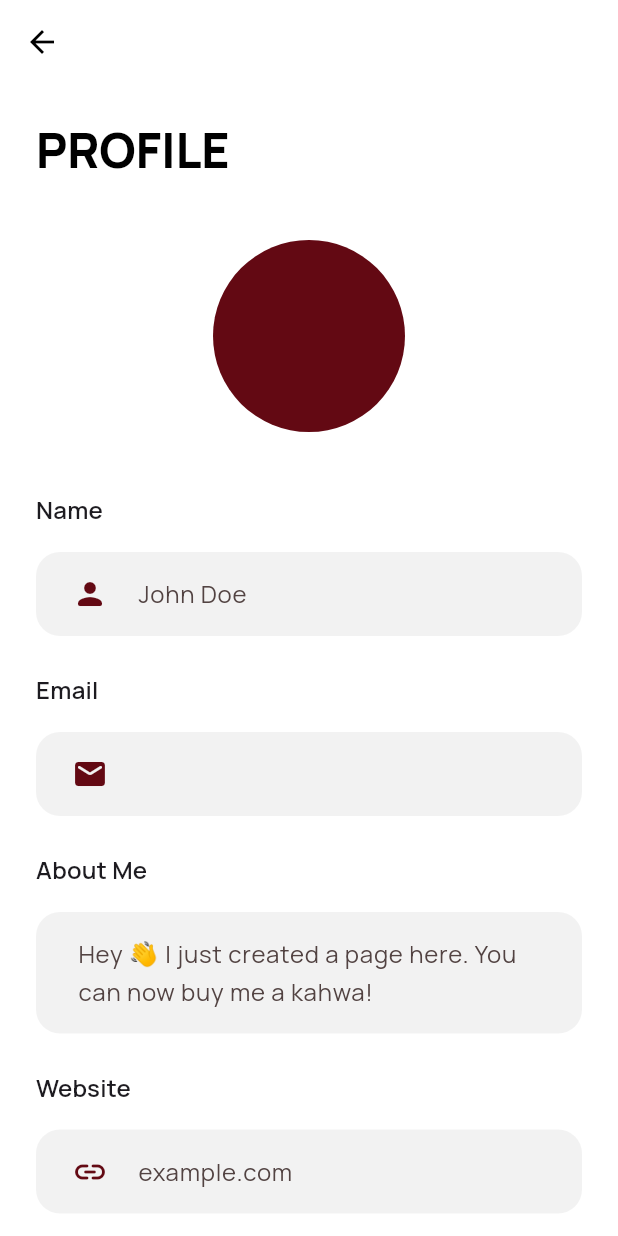
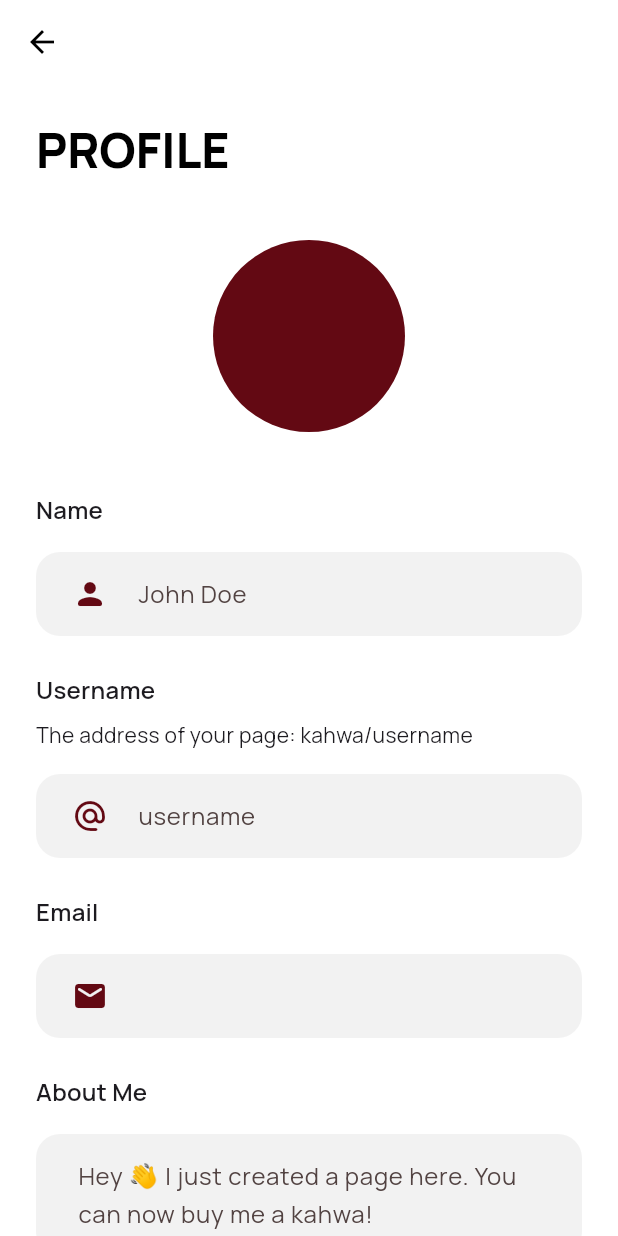
Before and after one commit to georges-ph/kahwa, a Flutter app: the ProfileScreen screen opened by its route, on a phone screen of 412 x 824 dp. Run offline on Flutter 3.47's test engine with Material 3 defaults, Android fonts, the phone set to English and light mode, and no system bars; our stand-ins replace cloud_firestore, firebase_auth, firebase_core, firebase_crashlytics, flutter_svg, go_router and 5 more; accounts and stored records are empty; generated files the repository leaves out were written again.

Commit message:
Make creator pages public, with usernames
- Pages open without an account. "Buy a kahwa" and "Fan" ask
  visitors to sign in, then bring them back
- A creator picks a username and their page opens at /username
- Private donations keep who made them and the message in a
  separate document only the two sides can read
- Emails are no longer stored in user documents
- The address bar follows pages opened inside the app

```diff
--- a/lib/core/config.dart
+++ b/lib/core/config.dart
@@ -16,6 +16,9 @@ abstract final class AppConfig {
     return '';
   }
 
-  /// Link to share for the page of the creator with [creatorId].
-  static String creatorLink(String creatorId) => '$appUrl/c/$creatorId';
+  /// Link to share for the page of a creator: their username when they
+  /// picked one, their id otherwise.
+  static String creatorLink({required String id, String? username}) {
+    return username == null ? '$appUrl/c/$id' : '$appUrl/$username';
+  }
 }
--- a/lib/core/router.dart
+++ b/lib/core/router.dart
@@ -13,6 +13,7 @@ import 'package:kahwa/screens/forgot_password_screen.dart';
 import 'package:kahwa/screens/goal_screen.dart';
 import 'package:kahwa/screens/home_screen.dart';
 import 'package:kahwa/screens/top_up_screen.dart';
+import 'package:kahwa/screens/username_screen.dart';
 import 'package:kahwa/screens/kahwa_price_screen.dart';
 import 'package:kahwa/screens/login_screen.dart';
 import 'package:kahwa/screens/profile_screen.dart';
@@ -38,8 +39,19 @@ abstract final class Routes {
   static String fans(String id) => '/c/$id/fans';
   static String supporters(String id) => '/c/$id/supporters';
 
+  /// The sign in screen, set to open [location] once the user is in.
+  static String signInThen(String location) {
+    return Uri(
+      path: logIn,
+      queryParameters: {_fromParameter: location},
+    ).toString();
+  }
+
   /// Screens that are only reachable while signed out.
   static const _auth = {logIn, forgotPassword};
+
+  /// Route patterns anyone can open without an account: creator pages.
+  static const _public = {'/c/:id', '/:username'};
 }
 
 /// Query parameter holding the page to open once the user has signed in.
@@ -53,7 +65,7 @@ GoRouter createRouter() {
       final isAuthRoute = Routes._auth.contains(state.matchedLocation);
 
       if (!isSignedIn) {
-        if (isAuthRoute) return null;
+        if (isAuthRoute || Routes._public.contains(state.fullPath)) return null;
         final from = state.uri.toString();
         return Uri(
           path: Routes.logIn,
@@ -144,6 +156,12 @@ GoRouter createRouter() {
           ),
         ],
       ),
+      // Last, so every address above wins over a username.
+      GoRoute(
+        path: '/:username',
+        builder: (context, state) =>
+            UsernameScreen(username: state.pathParameters['username']!),
+      ),
     ],
   );
 }
--- a/lib/data/auth_repository.dart
+++ b/lib/data/auth_repository.dart
@@ -66,10 +66,7 @@ class AuthRepository {
     }
 
     final batch = _collections.firestore.batch();
-    batch.set(
-      userDoc,
-      AppUser(id: user.uid, name: name, email: user.email).toMap(),
-    );
+    batch.set(userDoc, AppUser(id: user.uid, name: name).toMap());
     batch.set(
       _collections.kahwaPrices.doc(user.uid),
       const KahwaPrices().toMap(),
--- a/lib/data/collections.dart
+++ b/lib/data/collections.dart
@@ -12,10 +12,12 @@ class Collections {
       firestore.collection('kahwa').doc('AppCollections');
 
   JsonCollection get users => _app.collection('Users');
+  JsonCollection get usernames => _app.collection('Usernames');
   JsonCollection get kahwaPrices => _app.collection('kahwaPrices');
   JsonCollection get balances => _app.collection('Balances');
   JsonCollection get goals => _app.collection('Goals');
   JsonCollection get donations => _app.collection('Donations');
+  JsonCollection get donationDetails => _app.collection('DonationDetails');
   JsonCollection get billingDetails => _app.collection('BillingDetails');
   JsonCollection get withdrawRequests => _app.collection('WithdrawRequests');
   JsonCollection get topUpRequests => _app.collection('TopUpRequests');
--- a/lib/data/user_repository.dart
+++ b/lib/data/user_repository.dart
@@ -42,6 +42,45 @@ class UserRepository {
     });
   }
 
+  /// Id of the creator who owns [username], if anyone does.
+  Future<String?> getUserIdByUsername(String username) async {
+    final document = await _collections.usernames.doc(username).get();
+    return document.data()?['user_id'];
+  }
+
+  /// Gives [userId] the handle [username], releasing [previous] if they had
+  /// one. Pass null to only release it. Returns false when it is taken.
+  Future<bool> setUsername({
+    required String userId,
+    required String? username,
+    required String? previous,
+  }) async {
+    if (username == previous) return true;
+    if (username != null && await getUserIdByUsername(username) != null) {
+      return false;
+    }
+
+    final batch = _collections.firestore.batch();
+    if (previous != null) batch.delete(_collections.usernames.doc(previous));
+    if (username != null) {
+      batch.set(_collections.usernames.doc(username), {'user_id': userId});
+    }
+    batch.update(_collections.users.doc(userId), {
+      'username': username,
+      // Pages are public. Older accounts stored the email here, drop it.
+      'email': FieldValue.delete(),
+    });
+    try {
+      await batch.commit();
+      notifyDataChanged();
+      return true;
+    } on FirebaseException catch (e) {
+      // Someone else took it between the check and the write.
+      if (e.code == 'permission-denied') return false;
+      rethrow;
+    }
+  }
+
   Future<void> updateProfile(AppUser user) async {
     await _auth.currentUser?.updateDisplayName(user.name);
     await _collections.users.doc(user.id).update({
@@ -49,6 +88,8 @@ class UserRepository {
       'about': user.about,
       'website': user.website,
       'color': user.color.name,
+      // Pages are public. Older accounts stored the email here, drop it.
+      'email': FieldValue.delete(),
     });
     notifyDataChanged();
   }
--- a/lib/main.dart
+++ b/lib/main.dart
@@ -5,6 +5,7 @@ import 'package:firebase_crashlytics/firebase_crashlytics.dart';
 import 'package:flutter/foundation.dart';
 import 'package:flutter/material.dart';
 import 'package:flutter_web_plugins/url_strategy.dart';
+import 'package:go_router/go_router.dart';
 import 'package:kahwa/app.dart';
 import 'package:kahwa/core/config.dart';
 import 'package:kahwa/firebase_options.dart';
@@ -12,6 +13,9 @@ import 'package:kahwa/firebase_options.dart';
 void main() async {
   WidgetsFlutterBinding.ensureInitialized();
   usePathUrlStrategy();
+  // Keep the address bar in step with pages opened from inside the app, so
+  // the address of a creator page can be copied and shared.
+  GoRouter.optionURLReflectsImperativeAPIs = true;
   await Firebase.initializeApp(options: DefaultFirebaseOptions.currentPlatform);
 
   if (AppConfig.useEmulators) {
--- a/lib/models/app_user.dart
+++ b/lib/models/app_user.dart
@@ -4,7 +4,7 @@ class AppUser {
   const AppUser({
     required this.id,
     required this.name,
-    this.email,
+    this.username,
     this.image,
     this.about,
     this.website,
@@ -15,7 +15,9 @@ class AppUser {
 
   final String id;
   final String name;
-  final String? email;
+
+  /// Handle the creator picked for the address of their page, if any.
+  final String? username;
   final String? image;
   final String? about;
   final String? website;
@@ -36,7 +38,7 @@ class AppUser {
     return AppUser(
       id: id,
       name: name ?? this.name,
-      email: email,
+      username: username,
       image: image ?? this.image,
       about: about ?? this.about,
       website: website ?? this.website,
@@ -50,7 +52,7 @@ class AppUser {
     return {
       'id': id,
       'name': name,
-      'email': email,
+      'username': username,
       'image': image,
       'about': about,
       'website': website,
@@ -64,7 +66,7 @@ class AppUser {
     return AppUser(
       id: map['id'] ?? '',
       name: map['name'] ?? '',
-      email: map['email'],
+      username: map['username'],
       image: map['image'],
       about: map['about'],
       website: map['website'],
--- /dev/null
+++ b/lib/models/username.dart
@@ -0,0 +1,42 @@
+/// Rules for the handle a creator can pick for the address of their page.
+abstract final class Username {
+  static const minLength = 3;
+  static const maxLength = 20;
+
+  static final _pattern = RegExp('^[a-z0-9_]{$minLength,$maxLength}\$');
+
+  /// Words that are, or could become, addresses of the app itself.
+  static const _reserved = {
+    'admin',
+    'assets',
+    'canvaskit',
+    'goal',
+    'help',
+    'home',
+    'icons',
+    'kahwa',
+    'login',
+    'settings',
+    'signin',
+    'signup',
+    'support',
+  };
+
+  /// What users type, tidied up: no spaces, no leading @, lower case.
+  static String normalize(String input) {
+    final trimmed = input.trim().toLowerCase();
+    return trimmed.startsWith('@') ? trimmed.substring(1) : trimmed;
+  }
+
+  /// Why [username] cannot be used, or null when it is fine.
+  static String? validate(String username) {
+    if (username.length < minLength || username.length > maxLength) {
+      return 'Use $minLength to $maxLength characters';
+    }
+    if (!_pattern.hasMatch(username)) {
+      return 'Use only letters, numbers and underscores';
+    }
+    if (_reserved.contains(username)) return 'This username is not available';
+    return null;
+  }
+}
--- a/lib/screens/profile_screen.dart
+++ b/lib/screens/profile_screen.dart
@@ -1,10 +1,12 @@
 import 'package:flutter/material.dart';
+import 'package:kahwa/core/config.dart';
 import 'package:kahwa/core/feedback.dart';
 import 'package:kahwa/core/responsive.dart';
 import 'package:kahwa/core/router.dart';
 import 'package:kahwa/data/repositories.dart';
 import 'package:kahwa/models/app_user.dart';
 import 'package:kahwa/models/creator_color.dart';
+import 'package:kahwa/models/username.dart';
 import 'package:kahwa/widgets/async_body.dart';
 import 'package:kahwa/widgets/color_picker.dart';
 import 'package:kahwa/widgets/input_text.dart';
@@ -24,14 +26,20 @@ class _ProfileScreenState extends State<ProfileScreen> {
   late Future<AppUser> _user;
 
   final _nameController = TextEditingController();
+  final _usernameController = TextEditingController();
   final _emailController = TextEditingController();
   final _aboutController = TextEditingController();
   final _websiteController = TextEditingController();
 
   CreatorColor _color = CreatorColor.brown;
   String? _nameError;
+  String? _usernameError;
 
   bool _isLoading = false;
+
+  /// Username after the last save on this screen, empty when it was removed.
+  /// Null until the first save.
+  String? _savedUsername;
 
   @override
   void initState() {
@@ -42,6 +50,7 @@ class _ProfileScreenState extends State<ProfileScreen> {
   @override
   void dispose() {
     _nameController.dispose();
+    _usernameController.dispose();
     _emailController.dispose();
     _aboutController.dispose();
     _websiteController.dispose();
@@ -54,7 +63,8 @@ class _ProfileScreenState extends State<ProfileScreen> {
 
     final account = authRepository.currentUser;
     _nameController.text = user.name;
-    _emailController.text = account?.email ?? user.email ?? '';
+    _usernameController.text = user.username ?? '';
+    _emailController.text = account?.email ?? '';
     _aboutController.text = user.about ?? '';
     _websiteController.text = user.website ?? '';
     _color = user.color;
@@ -63,16 +73,43 @@ class _ProfileScreenState extends State<ProfileScreen> {
 
   void _reload() => setState(() => _user = _load());
 
+  /// Where pages live, shown in front of the username.
+  String get _pageHost {
+    final host = Uri.tryParse(AppConfig.appUrl)?.host ?? '';
+    return host.isEmpty ? 'kahwa' : host;
+  }
+
   Future<void> _save(AppUser user) async {
     final name = _nameController.text.trim();
     final about = _aboutController.text.trim();
     final website = _websiteController.text.trim();
 
-    setState(() => _nameError = name.isEmpty ? 'Name cannot be empty' : null);
-    if (_nameError != null) return;
+    final typed = Username.normalize(_usernameController.text);
+    final username = typed.isEmpty ? null : typed;
+
+    setState(() {
+      _nameError = name.isEmpty ? 'Name cannot be empty' : null;
+      _usernameError = username == null ? null : Username.validate(username);
+    });
+    if (_nameError != null || _usernameError != null) return;
 
     setState(() => _isLoading = true);
     try {
+      final isFree = await userRepository.setUsername(
+        userId: user.id,
+        username: username,
+        previous: switch (_savedUsername) {
+          null => user.username,
+          '' => null,
+          final saved => saved,
+        },
+      );
+      if (!mounted) return;
+      if (!isFree) {
+        setState(() => _usernameError = 'This username is taken');
+        return;
+      }
+      _savedUsername = username ?? '';
       await userRepository.updateProfile(
         AppUser(
           id: user.id,
@@ -123,6 +160,20 @@ class _ProfileScreenState extends State<ProfileScreen> {
                 ),
                 const SizedBox(height: 24),
                 InputText(
+                  controller: _usernameController,
+                  title: 'Username',
+                  subtitle:
+                      'The address of your page: $_pageHost/'
+                      '${_usernameController.text.isEmpty ? 'username' : Username.normalize(_usernameController.text)}',
+                  hint: 'username',
+                  icon: Icons.alternate_email_rounded,
+                  errorText: _usernameError,
+                  keyboardType: TextInputType.visiblePassword,
+                  textInputAction: TextInputAction.next,
+                  onChanged: (_) => setState(() {}),
+                ),
+                const SizedBox(height: 24),
+                InputText(
                   controller: _emailController,
                   title: 'Email',
                   icon: Icons.mail_rounded,
```
Also changed, not shown: lib/data/donation_repository.dart (+48 -13 lines), lib/models/donation.dart (+44 -11 lines), lib/screens/creator_screen.dart (+57 -18 lines), lib/screens/username_screen.dart (added, +67 -0 lines), 2 other files.
